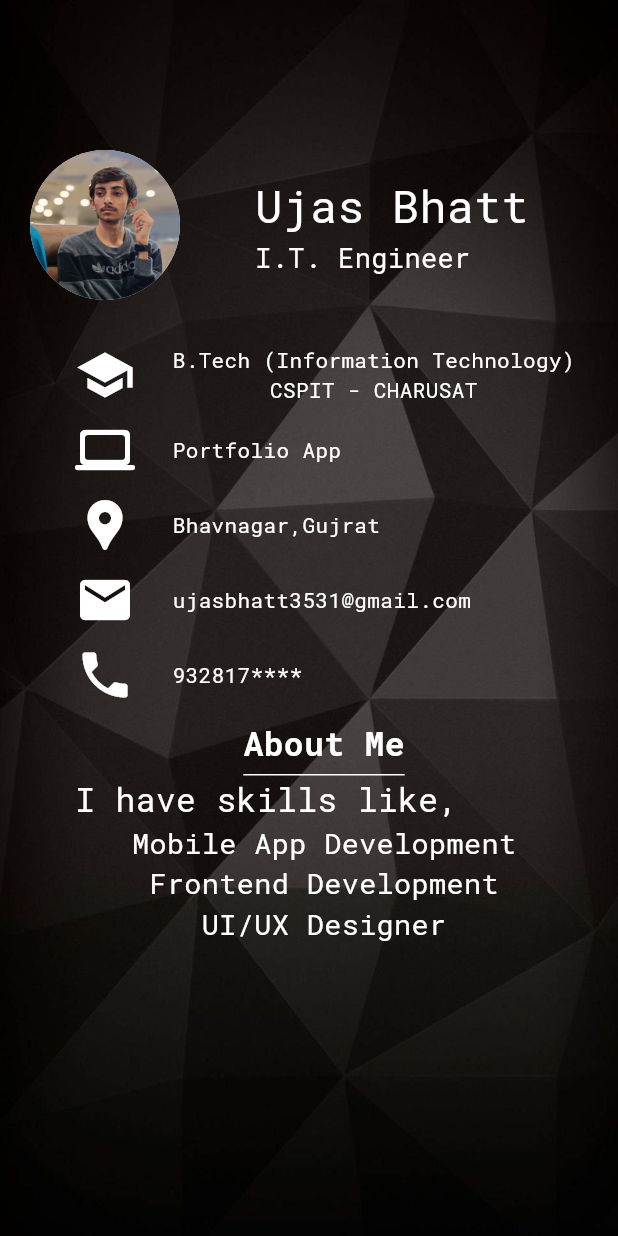
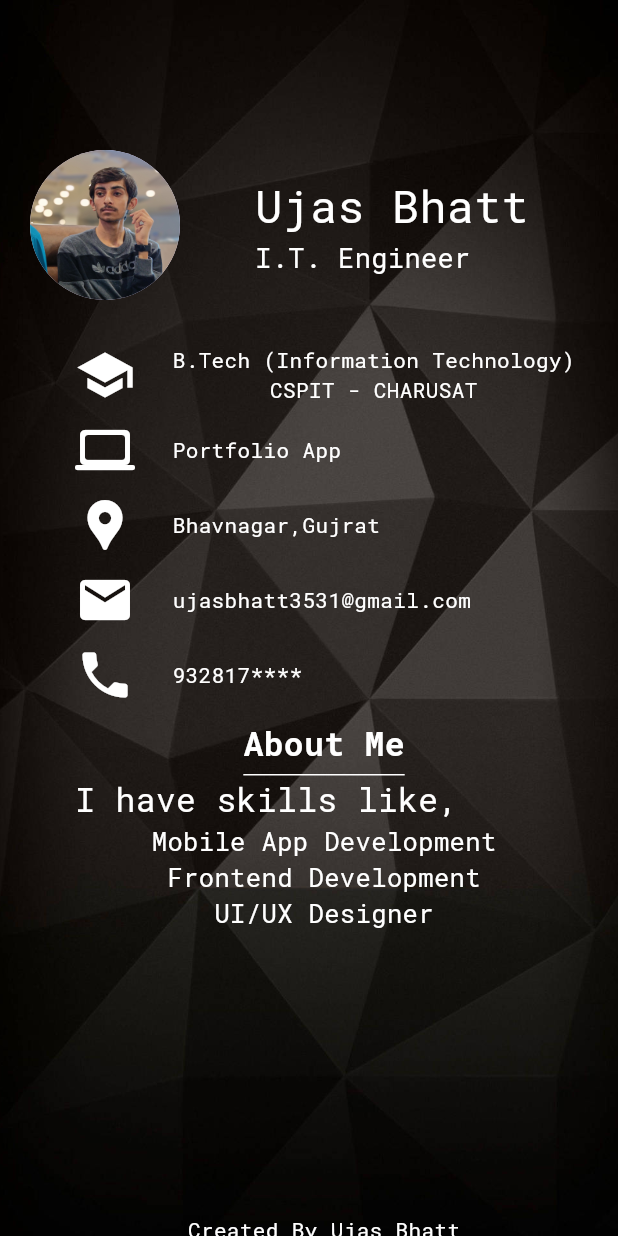
Before and after one commit to UjasBhatt10/Portfolio_App, a Flutter app: the screen it shows after launch, on a phone screen of 412 x 824 dp. Run offline on Flutter 3.47's test engine with Material 3 defaults, Android fonts, the phone set to English and light mode, and no system bars.

Commit message:
Final Commit

```diff
--- a/lib/main.dart
+++ b/lib/main.dart
@@ -207,19 +207,19 @@ class Home extends StatelessWidget {
                 "Mobile App Development",
                 style: TextStyle(
                   fontFamily: "Code",
-                  fontSize: 19,
+                  fontSize: 17,
                   color: Colors.white,
                 ),
               ),
               Text(
                 "Frontend Development",
                 style: TextStyle(
-                    fontFamily: "Code", fontSize: 19, color: Colors.white),
+                    fontFamily: "Code", fontSize: 17, color: Colors.white),
               ),
               Text(
                 "UI/UX Designer",
                 style: TextStyle(
-                    fontFamily: "Code", fontSize: 19, color: Colors.white),
+                    fontFamily: "Code", fontSize: 17, color: Colors.white),
               ),
               SizedBox(
                 height: 190,
```
